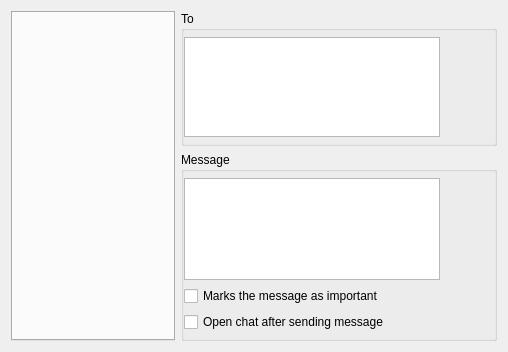
First picture: the form in src/desktop/GuiCreateMessage.ui, repository Stkai/BeeBEEP, before the edit.
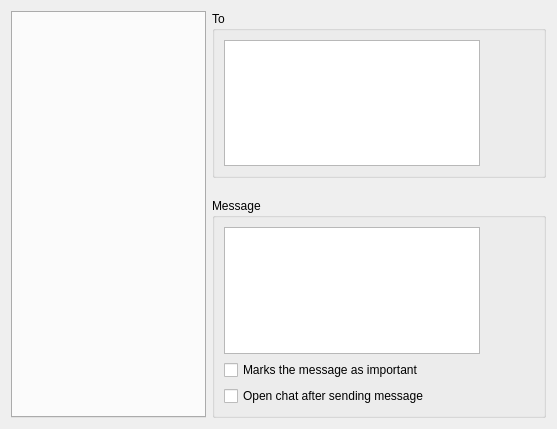
Second picture: the form after the edit. Icons and pictures are not drawn. Custom widgets are drawn as their Qt base class.

```diff
--- a/src/desktop/GuiCreateMessage.ui
+++ b/src/desktop/GuiCreateMessage.ui
@@ -6,11 +6,14 @@
    <rect>
     <x>0</x>
     <y>0</y>
-    <width>508</width>
-    <height>352</height>
+    <width>557</width>
+    <height>429</height>
    </rect>
   </property>
   <layout class="QGridLayout" name="gridLayout_2">
+   <property name="verticalSpacing">
+    <number>20</number>
+   </property>
    <item row="0" column="0" rowspan="2">
     <widget class="GuiEmoticons" name="mp_twEmoticons">
      <property name="sizePolicy">
@@ -42,21 +45,9 @@
       <string>To</string>
      </property>
      <property name="flat">
-      <bool>true</bool>
+      <bool>false</bool>
      </property>
      <layout class="QGridLayout" name="gridLayout">
-      <property name="leftMargin">
-       <number>0</number>
-      </property>
-      <property name="topMargin">
-       <number>6</number>
-      </property>
-      <property name="rightMargin">
-       <number>0</number>
-      </property>
-      <property name="bottomMargin">
-       <number>6</number>
-      </property>
       <item row="0" column="1">
        <widget class="QPushButton" name="mp_pbEditUsers">
         <property name="sizePolicy">
@@ -138,22 +129,7 @@
      <property name="title">
       <string>Message</string>
      </property>
-     <property name="flat">
-      <bool>true</bool>
-     </property>
      <layout class="QGridLayout" name="gridLayout_3">
-      <property name="leftMargin">
-       <number>0</number>
-      </property>
-      <property name="topMargin">
-       <number>6</number>
-      </property>
-      <property name="rightMargin">
-       <number>0</number>
-      </property>
-      <property name="bottomMargin">
-       <number>6</number>
-      </property>
       <item row="2" column="1" rowspan="2">
        <spacer name="verticalSpacer_2">
         <property name="orientation">
```
